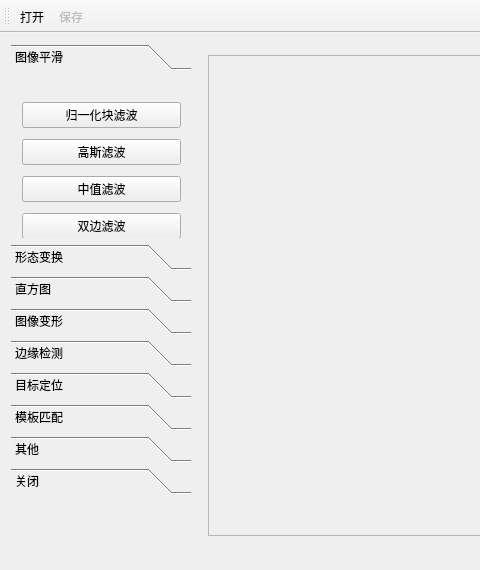
Before: the Qt Designer form hi_opencv2.0/hi_opencv20.ui in yangyang222244/hi_opencv2.0, drawn with Qt 5; both pictures show x 0 to 480 and y 0 to 570 of the 965 by 708 pixel window.
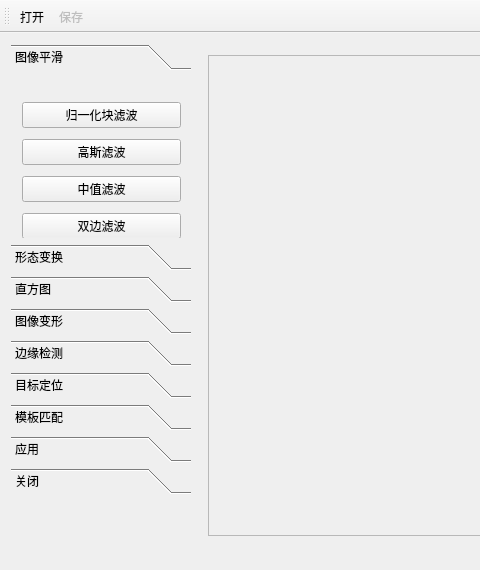
After: the same form once the commit is applied. The open tabs and pages were chosen to show the change.

The edit to the form file:
```diff
--- a/hi_opencv2.0/hi_opencv20.ui
+++ b/hi_opencv2.0/hi_opencv20.ui
@@ -582,7 +582,7 @@
         </rect>
        </property>
        <attribute name="label">
-        <string>其他</string>
+        <string>应用</string>
        </attribute>
        <widget class="QPushButton" name="btnTextDetection">
         <property name="geometry">
```
Left out of the diff: 28 changed lines with no effect on the pictures.
